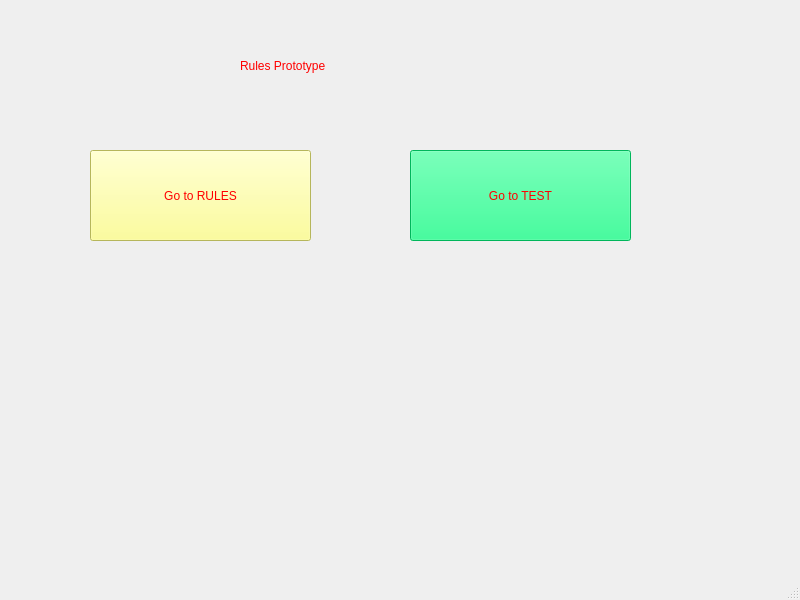
Above: Prototypes/Rules_Prototype1/mainwindow.ui from PaulNowak36/Kritical-Hit before the change. Below: the same form after it.
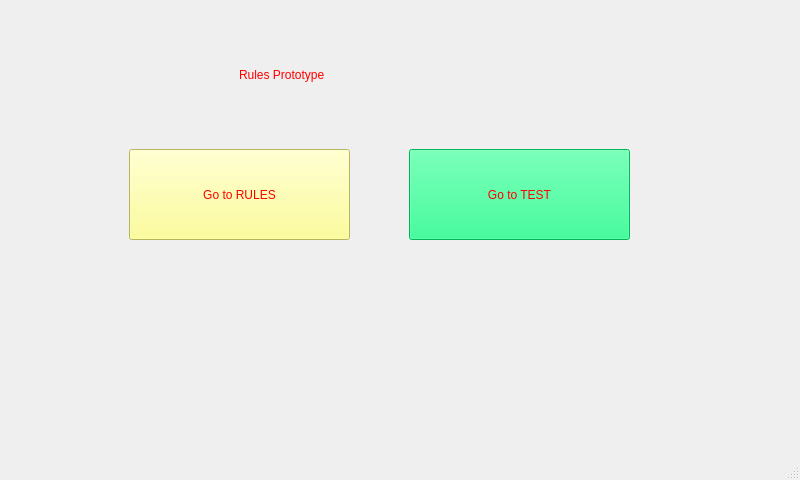
That is the form after the change.

Commit message: rules 1st database

What changed in the file:
```diff
--- a/Prototypes/Rules_Prototype1/mainwindow.ui
+++ b/Prototypes/Rules_Prototype1/mainwindow.ui
@@ -7,17 +7,27 @@
     <x>0</x>
     <y>0</y>
     <width>800</width>
-    <height>600</height>
+    <height>480</height>
    </rect>
   </property>
   <property name="windowTitle">
    <string>MainWindow</string>
   </property>
   <widget class="QWidget" name="centralwidget">
+   <widget class="QStackedWidget" name="stackedWidget">
+    <property name="geometry">
+     <rect>
+      <x>9</x>
+      <y>9</y>
+      <width>800</width>
+      <height>480</height>
+     </rect>
+    </property>
+    <widget class="QWidget" name="page">
    <widget class="QLabel" name="label">
     <property name="geometry">
      <rect>
-      <x>240</x>
+        <x>230</x>
       <y>30</y>
       <width>241</width>
       <height>71</height>
@@ -33,29 +43,11 @@
      <string>Rules Prototype</string>
     </property>
    </widget>
-   <widget class="QPushButton" name="rules_Button">
-    <property name="geometry">
-     <rect>
-      <x>90</x>
-      <y>150</y>
-      <width>221</width>
-      <height>91</height>
-     </rect>
-    </property>
-    <property name="styleSheet">
-     <string notr="true">color: rgb(255, 0, 0);
-background-color: rgb(255, 255, 127);
-font: 900 20pt &quot;Segoe UI&quot;;</string>
-    </property>
-    <property name="text">
-     <string>Go to RULES</string>
-    </property>
-   </widget>
    <widget class="QPushButton" name="test_Button">
     <property name="geometry">
      <rect>
-      <x>410</x>
-      <y>150</y>
+        <x>400</x>
+        <y>140</y>
       <width>221</width>
       <height>91</height>
      </rect>
@@ -69,22 +61,27 @@
      <string>Go to TEST</string>
     </property>
    </widget>
-   <widget class="QStackedWidget" name="stackedWidget">
+     <widget class="QPushButton" name="rules_Button">
     <property name="geometry">
      <rect>
-      <x>9</x>
-      <y>9</y>
-      <width>800</width>
-      <height>480</height>
-     </rect>
-    </property>
-    <widget class="QWidget" name="page"/>
+        <x>120</x>
+        <y>140</y>
+        <width>221</width>
+        <height>91</height>
+       </rect>
+      </property>
+      <property name="styleSheet">
+       <string notr="true">color: rgb(255, 0, 0);
+background-color: rgb(255, 255, 127);
+font: 900 20pt &quot;Segoe UI&quot;;</string>
+      </property>
+      <property name="text">
+       <string>Go to RULES</string>
+      </property>
+     </widget>
+    </widget>
     <widget class="QWidget" name="page_2"/>
    </widget>
-   <zorder>stackedWidget</zorder>
-   <zorder>label</zorder>
-   <zorder>rules_Button</zorder>
-   <zorder>test_Button</zorder>
   </widget>
   <widget class="QMenuBar" name="menubar">
    <property name="geometry">
```
Lines whose indentation alone changed are shown as unchanged. The commit also changes 68 other files.
